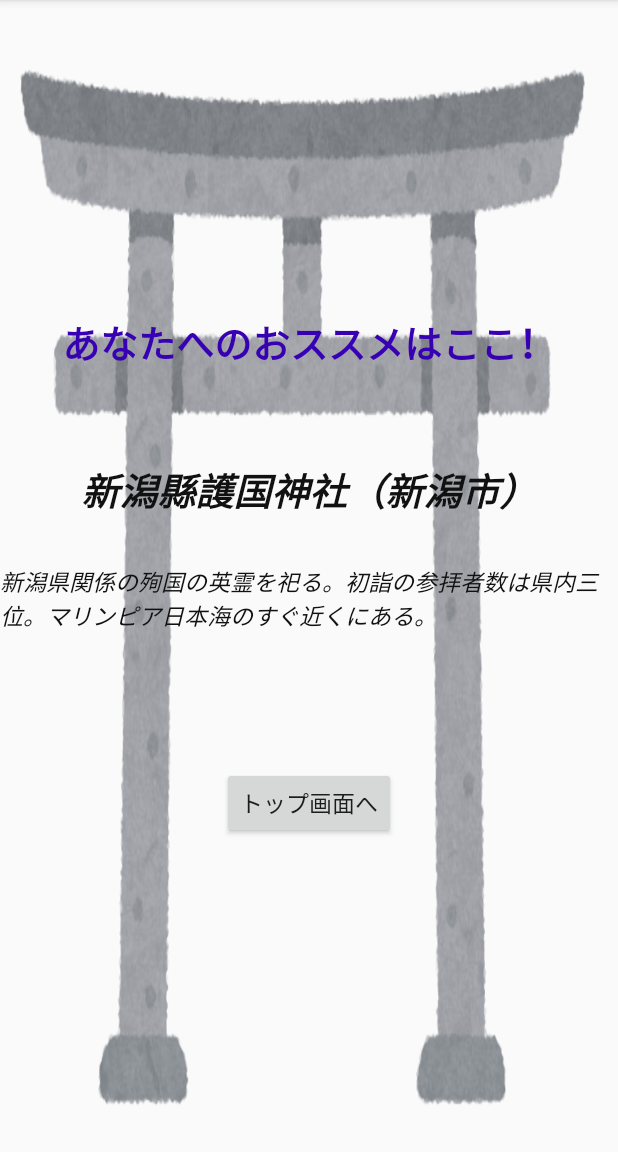
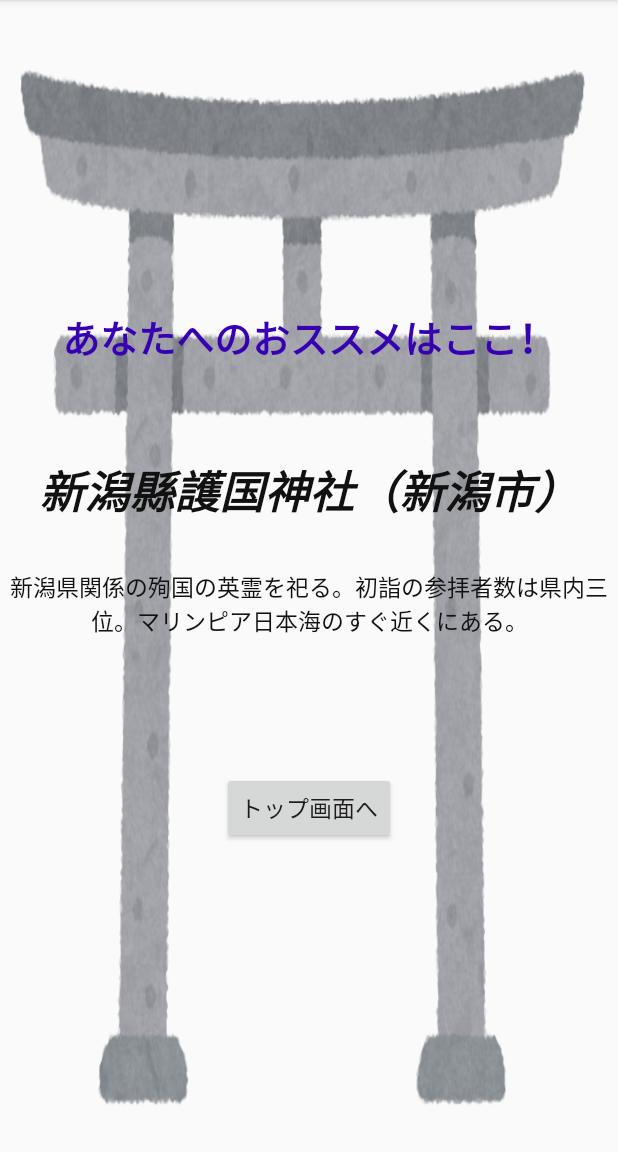
Before and after one commit to KosukeFujiwara/AndroidGameApp_Quiz_de_Sanpai, an Android app: the RecommendActivity screen opened directly, with no data from a screen before it, on a phone screen of 412 x 824 dp, the part 84-1236 px from its top. Run offline under Robolectric (Android 15) with nearby library versions, the phone set to English and light mode, and no system bars.

Commit message:
20200914修正(PM3)

```diff
--- a/app/src/main/java/jp/ac/jjc/niigatashrines/GameActivity.java
+++ b/app/src/main/java/jp/ac/jjc/niigatashrines/GameActivity.java
@@ -155,7 +155,7 @@ public class GameActivity extends AppCompatActivity {
                         builder.show();
                     } else {
                         builder.setTitle(TitleClear);
-                        builder.setPositiveButton("おめでとうございます！あなたにおススメの神社はこちら！", new DialogInterface.OnClickListener() {
+                        builder.setPositiveButton("おめでとうございます！あなたへのおススメの神社はこちら！", new DialogInterface.OnClickListener() {
                                     @Override
                                     public void onClick(DialogInterface dialog, int which) {
                                         Intent intent = new Intent(GameActivity.this, RecommendActivity.class);
--- a/app/src/main/res/layout/activity_recommend.xml
+++ b/app/src/main/res/layout/activity_recommend.xml
@@ -10,7 +10,6 @@
     <TextView
         android:layout_width="wrap_content"
         android:layout_height="wrap_content"
-
         android:text="@string/recommendTitle"
         android:textSize="25sp"
         android:textColor="@color/colorPrimaryDark"
@@ -24,7 +23,7 @@
         android:layout_marginTop="60dp"
         android:layout_marginBottom="30dp"
         android:text=""
-        android:textSize="25sp"
+        android:textSize="30sp"
         android:textStyle="bold|italic"
         android:textColor="#111111"
         android:typeface="serif"
@@ -36,10 +35,10 @@
         android:layout_marginBottom="90dp"
         android:text=""
         android:textSize="15sp"
-        android:textStyle="italic"
+        android:textStyle="normal"
         android:textColor="#111111"
         android:typeface="serif"
-        android:layout_gravity="center_horizontal"/>
+        android:gravity="center"/>
     <Button
         android:id="@+id/btnToTop"
         android:layout_width="wrap_content"
```
